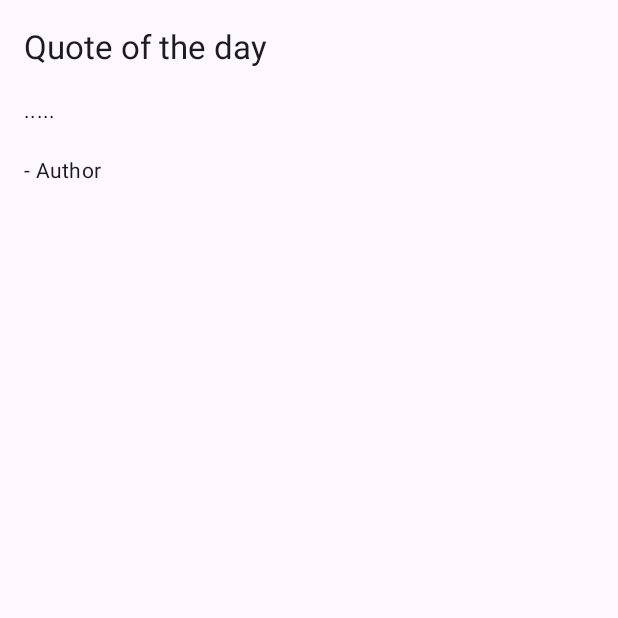
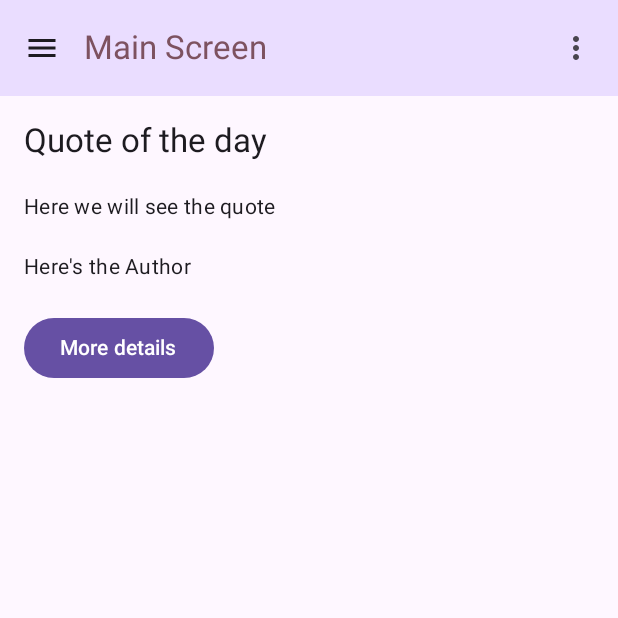
Before and after one commit to xtinabru/QuoteKa, an Android app built with Jetpack Compose: the screen it shows after launch (MainActivity), on a phone screen of 412 x 824 dp, the top half of it. Run offline under Robolectric (Android 15) with nearby library versions, the phone set to English and light mode, and no system bars.

Commit message:
feat: Add basic screens with top app bar

```diff
--- a/app/build.gradle.kts
+++ b/app/build.gradle.kts
@@ -50,6 +50,7 @@ dependencies {
     implementation(libs.androidx.ui.tooling.preview)
     implementation(libs.androidx.material3)
     implementation(libs.navigation.compose)
+    implementation ("androidx.navigation:navigation-compose:2.8.7")
     testImplementation(libs.junit)
     androidTestImplementation(libs.androidx.junit)
     androidTestImplementation(libs.androidx.espresso.core)
--- a/app/src/main/java/com/example/quotekaapplication/MainActivity.kt
+++ b/app/src/main/java/com/example/quotekaapplication/MainActivity.kt
@@ -1,17 +1,13 @@
 package com.example.quotekaapplication
 
+import ScaffoldApp
 import android.os.Bundle
 import androidx.activity.ComponentActivity
 import androidx.activity.compose.setContent
 import androidx.activity.enableEdgeToEdge
-import androidx.compose.foundation.layout.padding
-import androidx.compose.material3.BottomAppBar
 import androidx.compose.material3.ExperimentalMaterial3Api
-import androidx.compose.material3.Scaffold
-import androidx.compose.material3.TopAppBar
-import androidx.compose.material3.Text
-import androidx.compose.ui.Modifier
-import com.example.quotekaapplication.ui.theme.screens.HomeScreen
+import androidx.navigation.compose.rememberNavController
+
 import com.example.quotekaapplication.ui.theme.themes.QuotekaApplicationTheme
 
 @OptIn(ExperimentalMaterial3Api::class)
@@ -21,14 +17,11 @@ class MainActivity : ComponentActivity() {
         enableEdgeToEdge()
         setContent {
             QuotekaApplicationTheme {
-                // What we see
-                Scaffold(
-                    topBar = { TopAppBar(title = { Text("Quote of the day") }) },
-                    bottomBar = { BottomAppBar { /* btns */ } },
-                    content = { paddingValues ->
-                        HomeScreen(modifier = Modifier.padding(paddingValues))
-                    }
-                )
+                // Создаем navController для навигации
+                val navController = rememberNavController()
+
+                // Используем ScaffoldApp и передаем navController
+                ScaffoldApp()
             }
         }
     }
--- a/app/src/main/java/com/example/quotekaapplication/ui/theme/screens/HomeScreen.kt
+++ /dev/null
@@ -1,28 +0,0 @@
-package com.example.quotekaapplication.ui.theme.screens
-
-import androidx.compose.foundation.layout.Column
-import androidx.compose.foundation.layout.Spacer
-import androidx.compose.foundation.layout.height
-import androidx.compose.foundation.layout.padding
-import androidx.compose.material3.MaterialTheme
-import androidx.compose.material3.Text
-import androidx.compose.runtime.Composable
-import androidx.compose.ui.Modifier
-import androidx.compose.ui.unit.dp
-
-
-@Composable
-fun HomeScreen(modifier: Modifier = Modifier) {
-    // get the quote of the day
-
-
-    Column(modifier = Modifier.padding(16.dp)) {
-        Text("Quote of the day", style = MaterialTheme.typography.titleLarge)
-        Spacer(modifier = Modifier.height(20.dp))
-
-        // Display the quote
-        Text(".....", style = MaterialTheme.typography.bodyMedium)
-        Spacer(modifier = Modifier.height(20.dp))
-        Text("- Author", style = MaterialTheme.typography.bodyMedium)
-    }
-}
--- /dev/null
+++ b/app/src/main/java/com/example/quotekaapplication/ui/theme/screens/MainScreen.kt
@@ -0,0 +1,43 @@
+package com.example.quotekaapplication.ui.theme.screens
+
+import TopAppBar
+import androidx.compose.foundation.layout.Column
+import androidx.compose.foundation.layout.PaddingValues
+import androidx.compose.foundation.layout.Spacer
+import androidx.compose.foundation.layout.height
+import androidx.compose.foundation.layout.padding
+import androidx.compose.material3.Button
+import androidx.compose.material3.MaterialTheme
+import androidx.compose.material3.Text
+import androidx.compose.runtime.Composable
+import androidx.compose.ui.Modifier
+import androidx.compose.ui.unit.dp
+import androidx.navigation.NavController
+
+@Composable
+fun MainScreen(navController: NavController, paddingValues: PaddingValues) {
+    Column(modifier = Modifier
+        .padding(16.dp)
+        .padding(top = paddingValues.calculateTopPadding())
+    )
+    {
+
+
+        Text("Quote of the day", style = MaterialTheme.typography.titleLarge)
+        Spacer(modifier = Modifier.height(20.dp))
+
+        // Placeholder for the quote
+        Text("Here we will see the quote", style = MaterialTheme.typography.bodyMedium)
+        Spacer(modifier = Modifier.height(20.dp))
+
+        // Author placeholder
+        Text("Here's the Author", style = MaterialTheme.typography.bodyMedium)
+
+        Spacer(modifier = Modifier.height(20.dp))
+
+        // Button to navigate to QuoteInfo screen
+        Button(onClick = { navController.navigate("info") }) {
+            Text("More details")
+        }
+    }
+}
--- /dev/null
+++ b/app/src/main/java/com/example/quotekaapplication/ui/theme/screens/ScaffoldApp.kt
@@ -0,0 +1,30 @@
+
+import androidx.compose.material3.Scaffold
+import androidx.compose.runtime.Composable
+import androidx.navigation.compose.NavHost
+import androidx.navigation.compose.composable
+import androidx.navigation.compose.rememberNavController
+import com.example.quotekaapplication.ui.theme.screens.MainScreen
+import com.example.quotekaapplication.ui.theme.screens.QuoteInfo
+import com.example.quotekaapplication.ui.theme.screens.SettingsScreen
+
+@Composable
+fun ScaffoldApp() {
+    val navController = rememberNavController()
+    Scaffold(
+        topBar = {
+            // Добавляем TopAppBar с названием "Main Screen"
+            TopAppBar(title = "Main Screen", navController = navController)
+        },
+        content = { paddingValues -> // paddings btwn elements
+            NavHost(
+                navController = navController,
+                startDestination = "home"
+            ) {
+                composable(route = "home")  { MainScreen(navController, paddingValues) }
+                composable(route = "info")  { QuoteInfo(navController, paddingValues) }
+                composable(route = "settings")  { SettingsScreen(navController, paddingValues) }
+            }
+        }
+    )
+}
--- a/app/src/main/java/com/example/quotekaapplication/ui/theme/screens/TopAppBar.kt
+++ b/app/src/main/java/com/example/quotekaapplication/ui/theme/screens/TopAppBar.kt
@@ -1,14 +1,66 @@
-package com.example.quotekaapplication.ui.theme.screens
+import androidx.compose.material.icons.Icons
+import androidx.compose.material.icons.filled.Menu
+import androidx.compose.material.icons.filled.MoreVert
+import androidx.compose.material3.DropdownMenu
+import androidx.compose.material3.DropdownMenuItem
+import androidx.compose.material3.ExperimentalMaterial3Api
+import androidx.compose.material3.Icon
+import androidx.compose.material3.IconButton
+import androidx.compose.material3.MaterialTheme
+import androidx.compose.material3.Text
+import androidx.compose.material3.TopAppBar
+import androidx.compose.material3.TopAppBarDefaults
+import androidx.compose.runtime.Composable
+import androidx.compose.runtime.getValue
+import androidx.compose.runtime.mutableStateOf
+import androidx.compose.runtime.remember
+import androidx.compose.runtime.setValue
+import androidx.navigation.NavController
 
-import androidx.compose.material3.ExperimentalMaterial3Api
-import androidx.compose.material3.TopAppBar
-import androidx.compose.material3.Text
-import androidx.compose.runtime.Composable
-
+@OptIn(ExperimentalMaterial3Api::class)
 @Composable
-@OptIn (ExperimentalMaterial3Api::class)
-fun CustomTopAppBar() {
+fun TopAppBar(title: String, navController: NavController) {
+    var expanded by remember { mutableStateOf(false) }
     TopAppBar(
-        title = { Text("Quote of the day") }
+        colors = TopAppBarDefaults.topAppBarColors(
+            containerColor = MaterialTheme.colorScheme.primaryContainer,
+            titleContentColor = MaterialTheme.colorScheme.tertiary,
+        ),
+        title = {
+            Text(text = title)
+        },
+        navigationIcon = {
+            IconButton(onClick = { /* smth */ }) {
+                Icon(
+                    imageVector = Icons.Filled.Menu,
+                    contentDescription = "Open Menu"
+                )
+            }
+        },
+        actions = {
+            IconButton(onClick = { expanded = !expanded }) {
+                Icon(
+                    imageVector = Icons.Filled.MoreVert,
+                    contentDescription = "Open submenu"
+                )
+            }
+            DropdownMenu(
+                expanded = expanded,
+                onDismissRequest = { expanded = false }
+            ) {
+                DropdownMenuItem(
+                    text = { Text("Info") },
+                    onClick = {
+                        expanded = false
+                        navController.navigate("info") }
+                )
+                DropdownMenuItem(
+                    text = { Text("Settings") },
+                    onClick = {
+                        expanded = false
+                        navController.navigate("settings") }
+                )
+            }
+        },
     )
 }
--- a/gradle/libs.versions.toml
+++ b/gradle/libs.versions.toml
@@ -1,5 +1,5 @@
 [versions]
-agp = "8.8.0"
+agp = "8.8.1"
 kotlin = "2.0.0"
 coreKtx = "1.15.0"
 junit = "4.13.2"
@@ -7,8 +7,8 @@ junitVersion = "1.2.1"
 espressoCore = "3.6.1"
 lifecycleRuntimeKtx = "2.8.7"
 activityCompose = "1.10.0"
-composeBom = "2025.01.01"
-navigation_compose = "2.8.6"
+composeBom = "2025.02.00"
+navigation_compose = "2.8.7"
 
 [libraries]
 androidx-core-ktx = { group = "androidx.core", name = "core-ktx", version.ref = "coreKtx" }
```
Also changed, not shown: app/src/main/java/com/example/quotekaapplication/ui/theme/screens/QuoteInfo.kt (added, +49 -0 lines), app/src/main/java/com/example/quotekaapplication/ui/theme/screens/SettingsScreen.kt (added, +37 -0 lines).
